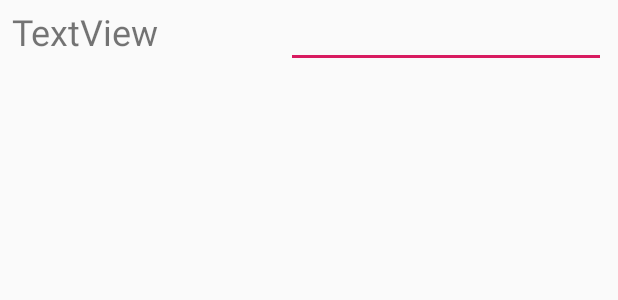
After one commit to Sebastiaan-Alvarez-Rodriguez/Xenopelthis, an Android app: the layout inventory_list_item.xml on its own in the app's theme, with its tools: preview values and no code run, on a phone screen of 412 x 824 dp. The commit adds this screen. Shown: the top 300 px of the screen. Run offline under Robolectric (Android 15) with nearby library versions, the phone set to English and light mode, and no system bars.

Commit message:
Started on Inventory tab

```diff
--- a/app/src/main/java/com/sebastiaan/xenopelthis/db/Database.java
+++ b/app/src/main/java/com/sebastiaan/xenopelthis/db/Database.java
@@ -4,6 +4,7 @@ import android.arch.persistence.room.Room;
 import android.arch.persistence.room.RoomDatabase;
 import android.content.Context;
 
+import com.sebastiaan.xenopelthis.db.dao.DAOInventory;
 import com.sebastiaan.xenopelthis.db.dao.DAOProduct;
 import com.sebastiaan.xenopelthis.db.dao.DAOSupplier;
 import com.sebastiaan.xenopelthis.db.dao.DAOSupplierProduct;
@@ -20,6 +21,7 @@ public abstract class Database extends RoomDatabase {
     public abstract DAOProduct getDAOProduct();
     public abstract DAOSupplier getDAOSupplier();
     public abstract DAOSupplierProduct getDAOSupplierProduct();
+    public abstract DAOInventory getDAOInventory();
 
     public static Database getDatabase(final Context context) {
         if (INSTANCE == null) {
--- a/app/src/main/java/com/sebastiaan/xenopelthis/ui/main/SectionsPagerAdapter.java
+++ b/app/src/main/java/com/sebastiaan/xenopelthis/ui/main/SectionsPagerAdapter.java
@@ -10,7 +10,7 @@ import com.sebastiaan.xenopelthis.ui.supplier.SupplierFragment;
 
 class SectionsPagerAdapter extends FragmentPagerAdapter {
 
-    private static final String[] TAB_TITLES = new String[]{"Suppliers", "Products"};
+    private static final String[] TAB_TITLES = new String[]{"Suppliers", "Products", "Inventory"};
 
     SectionsPagerAdapter(FragmentManager fm) {
         super(fm);
@@ -21,6 +21,7 @@ class SectionsPagerAdapter extends FragmentPagerAdapter {
         switch (position) {
             case 0: return new SupplierFragment();
             case 1: return new ProductFragment();
+            //case 2: return new InventoryFragment();
             default: return new SupplierFragment();
         }
     }
--- /dev/null
+++ b/app/src/main/res/layout/inventory_list_item.xml
@@ -0,0 +1,33 @@
+<?xml version="1.0" encoding="utf-8"?>
+<android.support.constraint.ConstraintLayout
+    xmlns:android="http://schemas.android.com/apk/res/android"
+    xmlns:app="http://schemas.android.com/apk/res-auto"
+    xmlns:tools="http://schemas.android.com/tools"
+    android:layout_width="match_parent"
+    android:layout_height="match_parent">
+
+    <TextView
+        android:id="@+id/inventory_list_product"
+        android:layout_width="0dp"
+        android:layout_height="wrap_content"
+        android:layout_marginStart="8dp"
+        android:layout_marginEnd="8dp"
+        android:layout_marginBottom="8dp"
+        android:text="TextView"
+        android:textSize="24sp"
+        app:layout_constraintBottom_toBottomOf="@+id/inventory_list_amount"
+        app:layout_constraintEnd_toStartOf="@+id/inventory_list_amount"
+        app:layout_constraintHorizontal_bias="1.0"
+        app:layout_constraintStart_toStartOf="parent" />
+
+    <EditText
+        android:id="@+id/inventory_list_amount"
+        android:layout_width="wrap_content"
+        android:layout_height="wrap_content"
+        android:layout_marginEnd="8dp"
+        android:ems="10"
+        android:inputType="number"
+        android:textSize="18sp"
+        app:layout_constraintEnd_toEndOf="parent"
+        app:layout_constraintTop_toTopOf="parent" />
+</android.support.constraint.ConstraintLayout>
```
Also changed, not shown: app/src/main/java/com/sebastiaan/xenopelthis/db/dao/DAOInventory.java (added, +24 -0 lines), app/src/main/java/com/sebastiaan/xenopelthis/db/entity/inventory_item.java (added, +27 -0 lines), app/src/main/java/com/sebastiaan/xenopelthis/db/retrieve/viewmodel/InventoryViewModel.java (added, +22 -0 lines), app/src/main/java/com/sebastiaan/xenopelthis/ui/inventory/InventoryFragment.java (added, +63 -0 lines), app/src/main/java/com/sebastiaan/xenopelthis/ui/inventory/view/InternalClickListener.java (added, +8 -0 lines), app/src/main/java/com/sebastiaan/xenopelthis/ui/inventory/view/InventoryAdapter.java (added, +41 -0 lines), app/src/main/java/com/sebastiaan/xenopelthis/ui/inventory/view/InventoryViewHolder.java (added, +46 -0 lines), app/src/main/java/com/sebastiaan/xenopelthis/ui/inventory/view/OnClickListener.java (added, +8 -0 lines).
